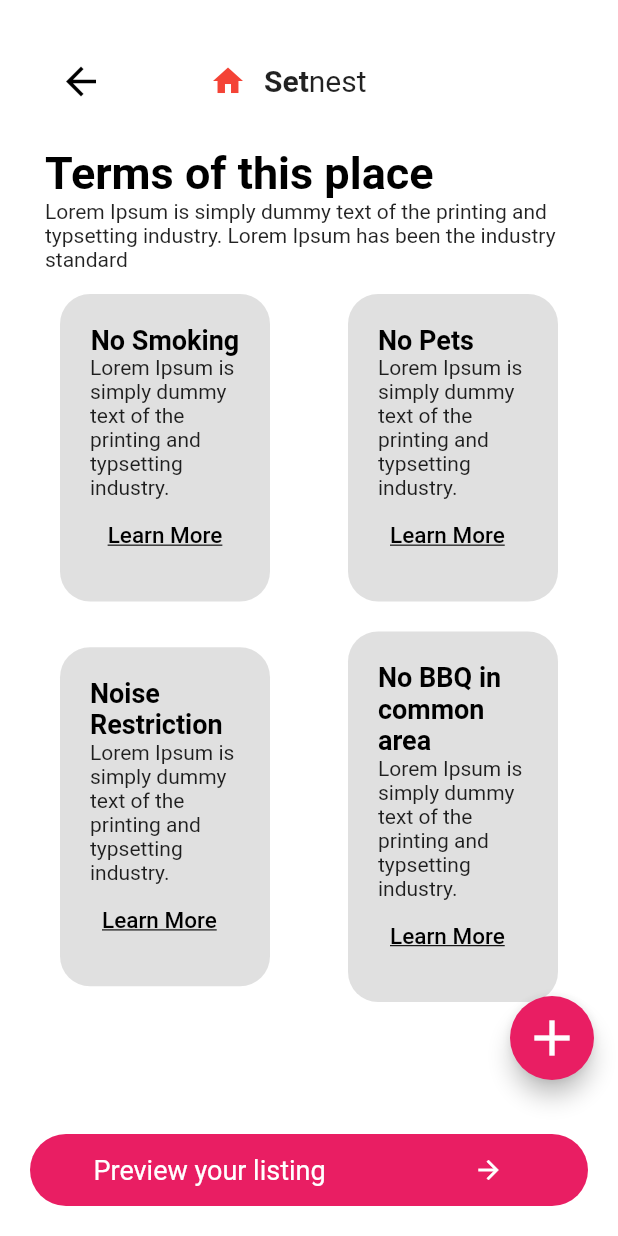
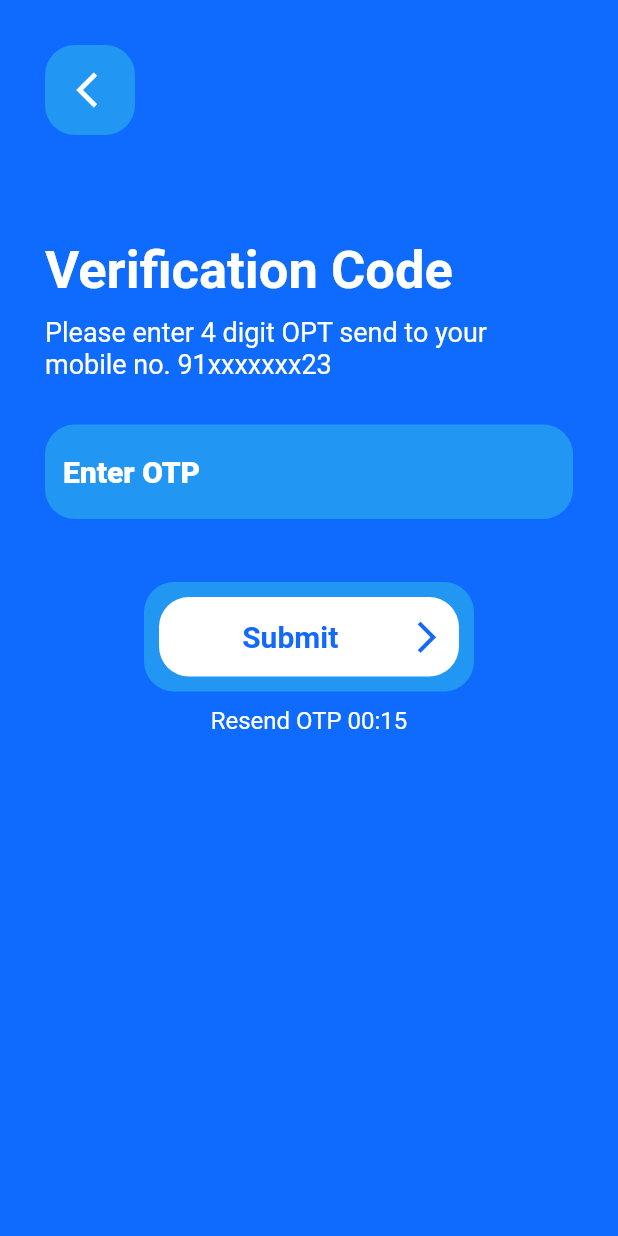
Before and after one commit to neelam-rajpoot-2000/flutterproject, a Flutter app: the screen it shows after launch, on a phone screen of 412 x 824 dp. Run offline on Flutter 3.47's test engine with Material 2 defaults, Android fonts, the phone set to English and light mode, and no system bars.

Commit message:
design login screen and verification code

```diff
--- a/lib/main.dart
+++ b/lib/main.dart
@@ -2,6 +2,8 @@ import 'package:flutter/material.dart';
 import 'package:flutter/services.dart';
 import 'package:flutterproject/home/table.dart';
 import 'package:flutterproject/login.dart';
+import 'package:flutterproject/task2/task2_file1.dart';
+import 'package:flutterproject/task2/task2_file2.dart';
 
 import 'home/Set.dart';
 import 'home/detail.dart';
@@ -17,7 +19,7 @@ void main() {
   runApp(MaterialApp(
     debugShowCheckedModeBanner: false,
    initialRoute: 'signin',
-   routes: {'signin': (context) =>  Set1()},
+   routes: {'signin': (context) =>  VerificationCode()},
 
   ));
 }
--- /dev/null
+++ b/lib/task2/task2_file2.dart
@@ -0,0 +1,145 @@
+import 'package:flutter/material.dart';
+
+class VerificationCode extends StatefulWidget {
+  const VerificationCode({Key? key}) : super(key: key);
+
+  @override
+  State<VerificationCode> createState() => _VerificationCodeState();
+}
+
+class _VerificationCodeState extends State<VerificationCode> {
+  @override
+  Widget build(BuildContext context) {
+    return SafeArea(
+      child: Scaffold(
+        backgroundColor: Color(0xFF0F6BFD),
+        body: SingleChildScrollView(
+          child: Padding(
+            padding: EdgeInsets.symmetric(horizontal: 30, vertical: 30),
+            child: Column(
+             mainAxisAlignment: MainAxisAlignment.start,
+              crossAxisAlignment: CrossAxisAlignment.start,
+              children: [
+                Container(
+                  width: 60,
+                  height: 60,
+                  padding: EdgeInsets.only(left: 10),
+                  decoration: BoxDecoration(
+                    color: Colors.blue,
+
+                    // border: Border.all(color: Colors.black38, width: 2),
+                    borderRadius: BorderRadius.all(
+                      Radius.circular(20),
+                    ),
+                  ),
+                  child: Icon(
+                    Icons.arrow_back_ios,
+                    color: Colors.white,
+                    size: 28.0,
+                  ),
+                ),
+                SizedBox(height:70 ,),
+                Text('Verification Code',
+                style: TextStyle(
+                  color: Colors.white,
+                  fontSize: 35,
+                  fontWeight: FontWeight.w700,
+                ),
+                ),
+                SizedBox(height: 10,),
+                Text('Please enter 4 digit OPT send to your mobile no. 91xxxxxxx23 ',
+                style: TextStyle(
+                  color: Colors.white,
+                  fontSize: 18,
+                  fontWeight: FontWeight.w400,
+                ),),
+                SizedBox(height:30 ,),
+                TextField(style: TextStyle(
+                  color: Colors.white,
+                  fontWeight: FontWeight.w800,
+                  fontSize: 20,
+                ),
+                  maxLength: 6,
+
+
+                  keyboardType: TextInputType.number,
+                  decoration: InputDecoration(
+                  border: OutlineInputBorder(
+                    borderSide: BorderSide.none,
+                    borderRadius: BorderRadius.circular(20.0),
+                  ),
+
+                  fillColor: Colors.blue,
+                  filled: true,
+                  hintText: "Enter OTP",
+                  counterText: " ",
+                  hintStyle: TextStyle(
+                    color: Colors.white,
+                    fontSize: 20,
+                  ),
+
+                ),
+
+                ),
+                SizedBox(height:20 ,),
+                Center(
+                  child: Container(
+                    padding: EdgeInsets.symmetric(horizontal: 10, vertical: 10),
+                    decoration: BoxDecoration(
+                      color: Colors.blue,
+                      borderRadius: BorderRadius.all(
+                        Radius.circular(20),
+                      ),
+                    ),
+                    child: Container(
+                      width: 200,
+
+                      padding: EdgeInsets.symmetric(vertical: 5),
+                      decoration: BoxDecoration(
+                        color: Colors.white,
+                        borderRadius: BorderRadius.all(
+                          Radius.circular(20),
+                        ),
+                      ),
+                      child: Padding(
+                        padding: const EdgeInsets.symmetric(horizontal: 9,vertical: 9),
+                        child: Row(
+                          mainAxisAlignment: MainAxisAlignment.spaceBetween,
+                          children: [
+                            SizedBox(),
+                            Text(
+                              'Submit',
+                              style:
+                              TextStyle(color: Color(0xFF1369FC), fontWeight: FontWeight.w600,fontSize: 20),
+                              textAlign: TextAlign.center,
+
+                            ),
+                            Icon(
+                              Icons.arrow_forward_ios,
+                              color: Color(0xFF1369FC),
+                              size: 25.0,
+                            ),
+                          ],
+                        ),
+                      ),
+                    ),
+                  ),
+                ),
+                SizedBox(height: 10,),
+                Center(
+                  child: Text('Resend OTP 00:15',
+                  style: TextStyle(
+                    color: Colors.white,
+                    fontWeight: FontWeight.w400,
+                    fontSize: 16,
+
+                  ),),
+                ),
+              ],
+            ),
+          ),
+        ),
+      ),
+    );
+  }
+}
--- a/pubspec.yaml
+++ b/pubspec.yaml
@@ -58,8 +58,8 @@ flutter:
   uses-material-design: true
 
   # To add assets to your application, add an assets section, like this:
-  # assets:
-  #   - images/a_dot_burr.jpeg
+  assets:
+    - assets/
   #   - images/a_dot_ham.jpeg
 
   # An image asset can refer to one or more resolution-specific "variants", see
```
Also changed, not shown: lib/task2/task2_file1.dart (added, +151 -0 lines), assets/iconKhelo.png (added).
